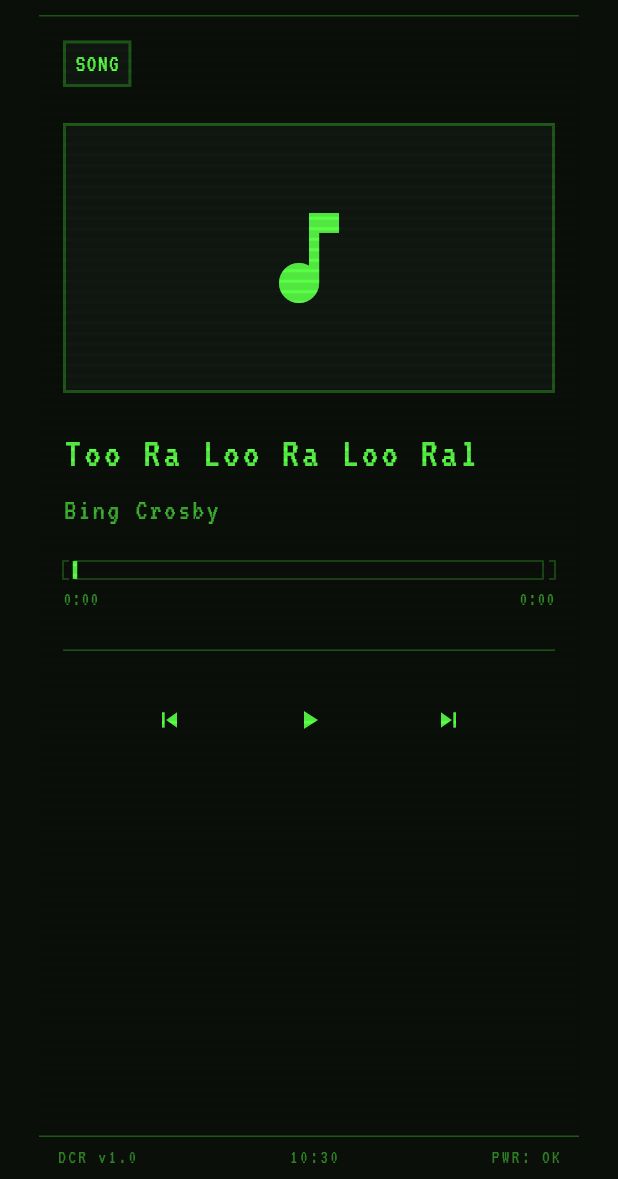
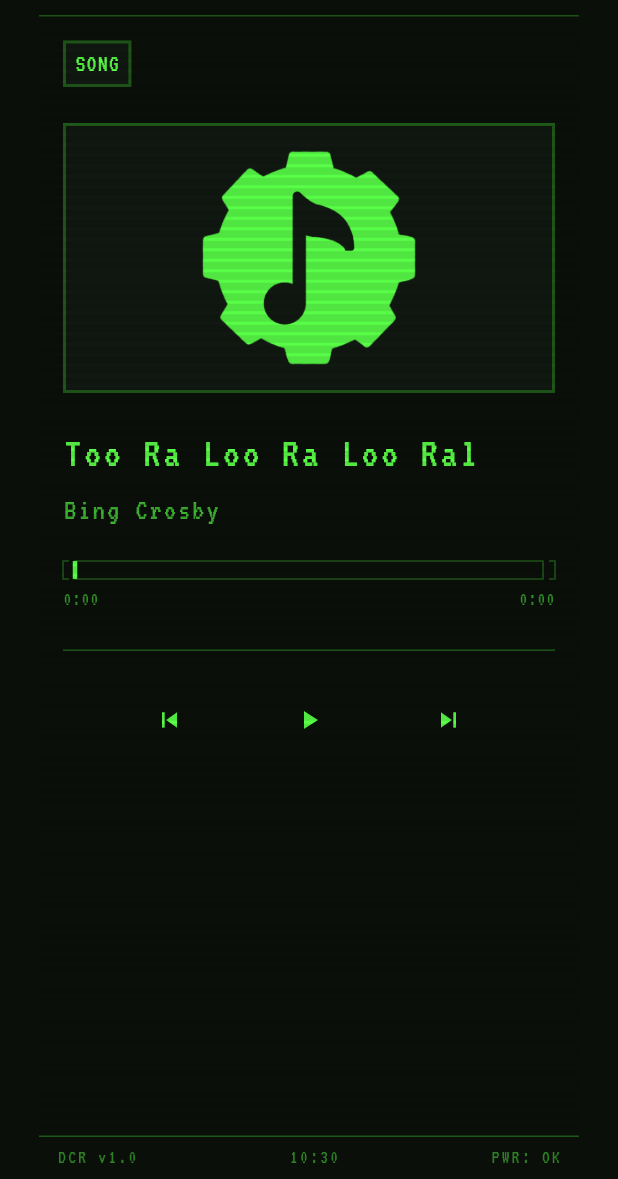
Before and after one commit to dragonstonehafiz/diamond-city-radio, a Flutter app: the screen it shows after launch, on a phone screen of 412 x 824 dp, the part 57-1236 px from its top. Run offline on Flutter 3.47's test engine with Material 3 defaults, Android fonts, the light colour scheme and no system bars; our stand-ins replace audio_service, audioplayers, just_audio, marquee, shared_preferences.

Commit message:
feat: update icons

```diff
--- a/lib/screens/player_screen.dart
+++ b/lib/screens/player_screen.dart
@@ -22,7 +22,6 @@
         final double iconSize = isDesktop
             ? (displayHeight * 0.78).clamp(170.0, 320.0)
             : 150.0;
-        final double fallbackIconSize = isDesktop ? 110.0 : 80.0;
 
         return SingleChildScrollView(
           child: Padding(
@@ -31,7 +30,6 @@
               player: player,
               displayHeight: displayHeight,
               iconSize: iconSize,
-              fallbackIconSize: fallbackIconSize,
               showClipBadge: true,
               showProgressBar: true,
               showTransportControls: true,
--- a/lib/widgets/pip_boy_item_icon.dart
+++ b/lib/widgets/pip_boy_item_icon.dart
@@ -5,9 +5,10 @@
 import '../audio/radio_player_service.dart';
 import '../data/report_repository.dart';
 import '../models/app_config.dart';
-import 'pip_boy_icon.dart';
 
 class PipBoyItemIcon extends StatelessWidget {
+  static const String _songIconPath = 'assets/images/icons/song_icon.png';
+
   final RadioQueueItem item;
   final double size;
   final bool dimmed;
@@ -62,10 +63,17 @@
       );
     }
 
-    return PipBoyIcon(
-      icon: Icons.music_note,
-      size: size > 80 ? 80 : size,
-      dimmed: dimmed,
+    return ConstrainedBox(
+      constraints: BoxConstraints(
+        maxWidth: size,
+        maxHeight: size,
+      ),
+      child: Image.asset(
+        _songIconPath,
+        fit: BoxFit.contain,
+        color: accentColor,
+        colorBlendMode: BlendMode.srcIn,
+      ),
     );
   }
 }
--- a/lib/widgets/pip_boy_now_playing_view.dart
+++ b/lib/widgets/pip_boy_now_playing_view.dart
@@ -51,8 +51,7 @@
     final currentItem = item ?? player.currentItem;
     final resolvedIconSize =
         iconSize ?? (displayHeight * 0.78).clamp(120.0, 320.0).toDouble();
-    final resolvedFallbackIconSize =
-        fallbackIconSize ?? (resolvedIconSize * 0.52).clamp(72.0, 140.0).toDouble();
+    final resolvedFallbackIconSize = fallbackIconSize ?? resolvedIconSize;
 
     return Column(
       crossAxisAlignment: CrossAxisAlignment.start,
--- a/pubspec.yaml
+++ b/pubspec.yaml
@@ -49,9 +49,9 @@
 flutter_launcher_icons:
   android: true
   ios: true
-  image_path: "assets/images/icons/dcr_icon_color.png"
+  image_path: "assets/images/icons/app_icon.png"
   web:
     generate: true
-    image_path: "assets/images/icons/dcr_icon_color.png"
+    image_path: "assets/images/icons/app_icon.png"
     background_color: "#141614"
     theme_color: "#6bff6b"
```
Also changed, not shown: assets/images/icons/app_icon.png (added), assets/images/icons/dcr_icon_color.png (deleted), assets/images/icons/dcr_icon_slanted.png (deleted), assets/images/icons/song_icon.png (added), 10 other files.
